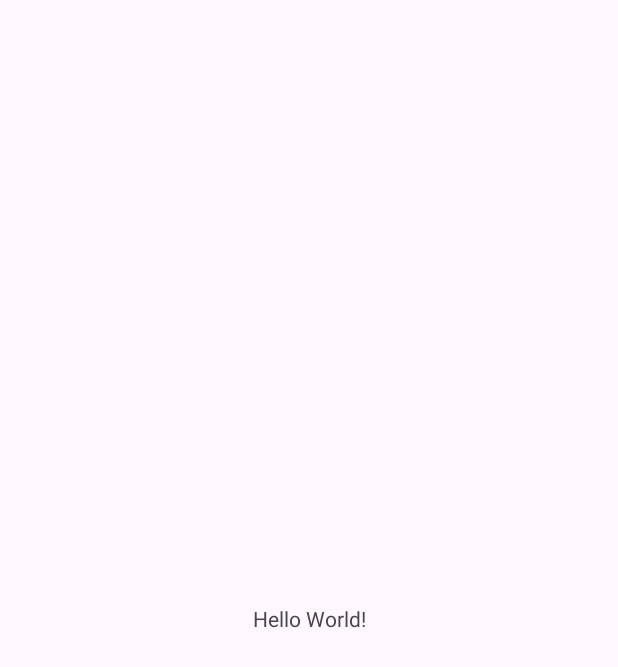
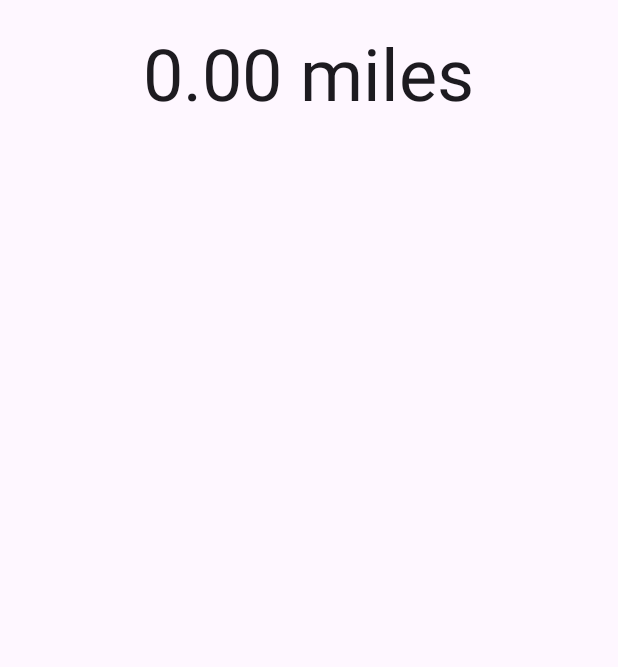
Before and after one commit to Pushin1007/Odometer, an Android app: the screen it shows after launch (MainActivity), on a phone screen of 412 x 824 dp. Before the commit the part shown is almost empty. Shown: the top 667 px of the screen. Run offline under Robolectric (Android 15) with nearby library versions, the phone set to English and light mode, and no system bars; 1 statement that could not run was skipped.

```diff
--- a/app/src/main/AndroidManifest.xml
+++ b/app/src/main/AndroidManifest.xml
@@ -12,6 +12,12 @@
         android:supportsRtl="true"
         android:theme="@style/Theme.Odometer"
         tools:targetApi="31">
+
+        <service
+            android:name=".OdometerService"
+            android:enabled="true"
+            android:exported="false"></service>
+
         <activity
             android:name=".MainActivity"
             android:exported="true">
--- a/app/src/main/java/com/example/odometer/MainActivity.java
+++ b/app/src/main/java/com/example/odometer/MainActivity.java
@@ -2,13 +2,80 @@ package com.example.odometer;
 
 import androidx.appcompat.app.AppCompatActivity;
 
+import android.content.ComponentName;
+import android.content.Context;
+import android.content.Intent;
+import android.content.ServiceConnection;
 import android.os.Bundle;
+import android.os.Handler;
+import android.os.IBinder;
+import android.widget.TextView;
+
+import java.util.Locale;
 
 public class MainActivity extends AppCompatActivity {
+    private OdometerService odometer;//Используется для OdometerService.
+    private boolean bound = false;//Хранит информацию о том, связана активность со службой или нет.
+
+    @Override
+    protected void onStart() {
+        super.onStart();
+        Intent intent = new Intent(this, OdometerService.class); //Интент, отправленный OdometerService.
+        // связывание службы производится при запуске активности
+        bindService(intent, connection,//Объект ServiceConnection.
+                Context.BIND_AUTO_CREATE); //Метод bindService() использует интент и соединение со службой для связывания активности со службой.
+        //флаг Context.BIND_AUTO_CREATE приказывает Android создать службу, если она еще не существует.
+    }
+
+    private ServiceConnection connection = new ServiceConnection() {//Необходимо определить объект ServiceConnection.
+        @Override
+        //Код, выполняемый при связывании со службой
+        public void onServiceConnected(ComponentName componentName, IBinder binder) {
+            //ComponentName идентифицирует службу, он включает имена пакета и класса службы
+            OdometerService.OdometerBinder odometerBinder =
+                    (OdometerService.OdometerBinder) binder;
+            odometer = odometerBinder.getOdometer();//Получить ссылку на OdometerService при установлении связи со службой.
+            bound = true; // активность связывается со службой и присваивается  true
+        }
+
+        @Override
+        //Код, выполняемый при разрыве связи со службой
+        public void onServiceDisconnected(ComponentName componentName) {
+            bound = false;
+        }
+    };
 
     @Override
     protected void onCreate(Bundle savedInstanceState) {
         super.onCreate(savedInstanceState);
         setContentView(R.layout.activity_main);
+        displayDistance();
+    }
+
+    @Override
+    protected void onStop() {
+        super.onStop();
+        if (bound) {
+            unbindService(connection);//связывание отменчется при остановке активности
+            bound = false;
+        }
+    }
+
+    private void displayDistance() {//Вывод значения, возвращенного методом getDistance() службы.
+        final TextView distanceView = (TextView) findViewById(R.id.distance);
+        final Handler handler = new Handler();// создаем объект  Handler
+        handler.post(new Runnable() { //Вызвать метод post() класса Handler, передав ему объект Runnable.
+            @Override
+            public void run() {
+                double distance = 0.0;
+                if (bound && odometer != null) {
+                    distance = odometer.getDistance();// Вызывает метод getDistance() службы OdometerService.
+                }
+                String distanceStr = String.format(Locale.getDefault(),
+                        "%1$,.2f miles", distance);
+                distanceView.setText(distanceStr);
+                handler.postDelayed(this, 1000); // значение обновляется каждую секунду
+            }
+        });
     }
 }
--- a/app/src/main/res/layout/activity_main.xml
+++ b/app/src/main/res/layout/activity_main.xml
@@ -1,18 +1,17 @@
 <?xml version="1.0" encoding="utf-8"?>
-<androidx.constraintlayout.widget.ConstraintLayout xmlns:android="http://schemas.android.com/apk/res/android"
-    xmlns:app="http://schemas.android.com/apk/res-auto"
+<LinearLayout xmlns:android="http://schemas.android.com/apk/res/android"
     xmlns:tools="http://schemas.android.com/tools"
     android:layout_width="match_parent"
     android:layout_height="match_parent"
-    tools:context=".MainActivity">
+    android:orientation="vertical"
+    android:padding="16dp"
+    tools:context="com.example.odometer.MainActivity">
 
     <TextView
+        android:id="@+id/distance"
         android:layout_width="wrap_content"
         android:layout_height="wrap_content"
-        android:text="Hello World!"
-        app:layout_constraintBottom_toBottomOf="parent"
-        app:layout_constraintEnd_toEndOf="parent"
-        app:layout_constraintStart_toStartOf="parent"
-        app:layout_constraintTop_toTopOf="parent" />
-
-</androidx.constraintlayout.widget.ConstraintLayout>
+        android:layout_gravity="center_horizontal"
+        android:textAppearance="?android:attr/textAppearanceLarge"
+        android:textSize="48sp" />
+</LinearLayout>
```
Also changed, not shown: app/src/main/java/com/example/odometer/OdometerService.java (added, +29 -0 lines).
